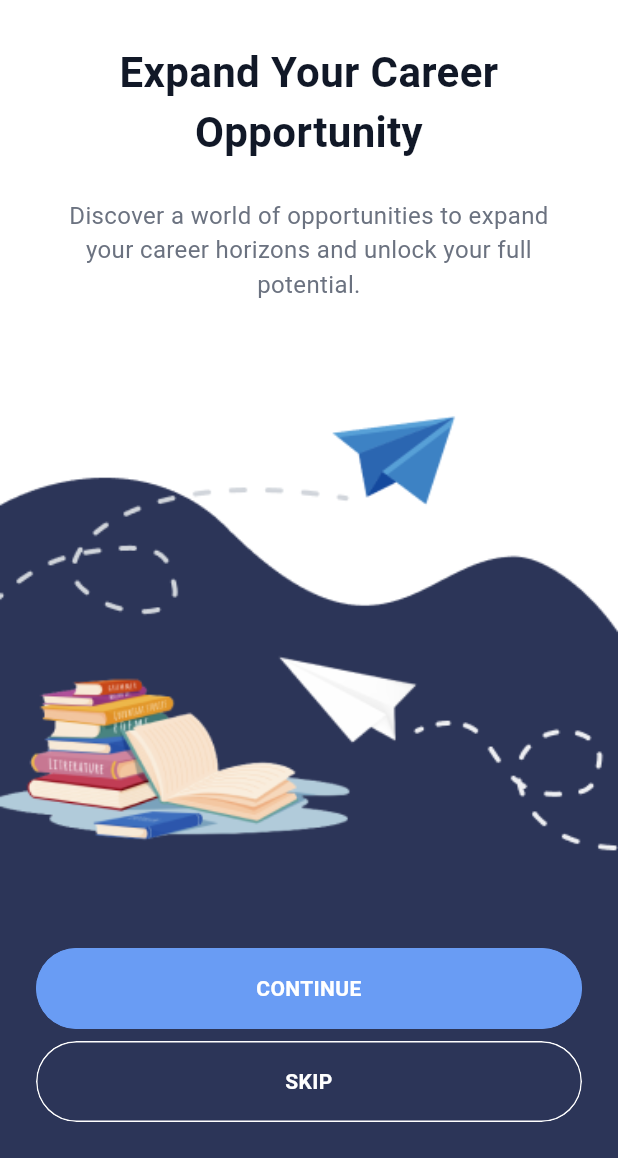
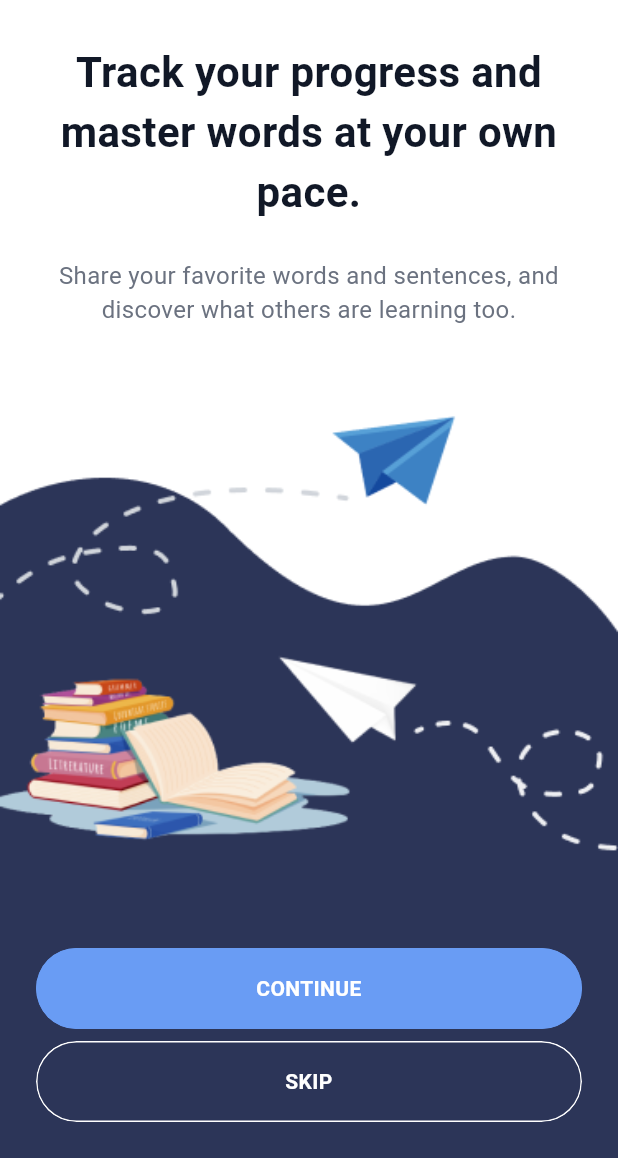
Before and after one commit to DargaHasanBasri/word_prime, a Flutter app: the screen it shows after launch, after a tap on "CONTINUE", on a phone screen of 412 x 824 dp, the part 78-1236 px from its top. Run offline on Flutter 3.47's test engine with Material 3 defaults, Android fonts, the phone set to English and light mode, and no system bars; our stand-ins replace cached_network_image, dotted_border, easy_localization, get_it; network calls fail.

Commit message:
Fix UI some bugs

```diff
--- a/assets/langs/en-US.json
+++ b/assets/langs/en-US.json
@@ -25,7 +25,7 @@
   "score": "Score",
   "word": "Word",
   "splashPage": {
-    "title": "Unlock your potential with us!"
+    "title": "Unlock a world full of words with us!"
   },
   "loginPage": {
     "welcomeTitle": "Hi! Welcome Back",
@@ -122,5 +122,11 @@
     "myWords": "My Words",
     "saved": "Saved",
     "favorites": "Favorites"
+  },
+  "onboardingPage": {
+    "onboardingFirstTitle": "Discover new words and expand your vocabulary every day!",
+    "onboardingFirstSubTitle": "Learning English has never been this easy and fun.",
+    "onboardingSecondTitle": "Track your progress and master words at your own pace.",
+    "onboardingSecondSubTitle": "Share your favorite words and sentences, and discover what others are learning too."
   }
 }
--- a/lib/ui/pages/onboarding/components/onboarding_first.dart
+++ b/lib/ui/pages/onboarding/components/onboarding_first.dart
@@ -15,7 +15,7 @@ class OnboardingFirst extends StatelessWidget {
             Padding(
               padding: const EdgeInsets.symmetric(horizontal: 40),
               child: Text(
-                'Various Class Choices In One App',
+                LocaleKeys.onboardingPage_onboardingFirstTitle.locale,
                 style: TextStyle(
                   color: AppColors.mirage,
                   fontSize: 28,
@@ -28,7 +28,7 @@ class OnboardingFirst extends StatelessWidget {
               padding: AppPaddings.appPaddingLargeHorizontal +
                   AppPaddings.paddingLargeTop,
               child: Text(
-                'Explore the best courses online with thousands of classes in design, business, marketing, and many more.',
+                LocaleKeys.onboardingPage_onboardingFirstSubTitle.locale,
                 style: TextStyle(
                   color: AppColors.paleSky,
                   fontSize: 16,
@@ -40,7 +40,7 @@ class OnboardingFirst extends StatelessWidget {
           ],
         ),
         AspectRatio(
-          aspectRatio: 8/10,
+          aspectRatio: 8 / 10,
           child: Container(
             decoration: BoxDecoration(
               image: DecorationImage(
--- a/lib/ui/pages/onboarding/components/onboarding_second.dart
+++ b/lib/ui/pages/onboarding/components/onboarding_second.dart
@@ -14,7 +14,7 @@ class OnboardingSecond extends StatelessWidget {
             Padding(
               padding: const EdgeInsets.symmetric(horizontal: 40),
               child: Text(
-                'Expand Your Career Opportunity',
+                LocaleKeys.onboardingPage_onboardingSecondTitle.locale,
                 style: TextStyle(
                   color: AppColors.mirage,
                   fontSize: 28,
@@ -27,7 +27,7 @@ class OnboardingSecond extends StatelessWidget {
               padding: AppPaddings.appPaddingLargeHorizontal +
                   AppPaddings.paddingLargeTop,
               child: Text(
-                'Discover a world of opportunities to expand your career horizons and unlock your full potential.',
+                LocaleKeys.onboardingPage_onboardingSecondSubTitle.locale,
                 style: TextStyle(
                   color: AppColors.paleSky,
                   fontSize: 16,
@@ -39,7 +39,7 @@ class OnboardingSecond extends StatelessWidget {
           ],
         ),
         AspectRatio(
-          aspectRatio: 8/10,
+          aspectRatio: 8 / 10,
           child: Container(
             decoration: BoxDecoration(
               image: DecorationImage(
--- a/lib/ui/pages/onboarding/onboarding_page.dart
+++ b/lib/ui/pages/onboarding/onboarding_page.dart
@@ -90,8 +90,8 @@ class _OnboardingPageState extends BaseStatefulState<OnboardingPage> {
         children: [
           Image.asset(
             AppAssets.appLogoPath,
-            width: 16,
-            height: 24,
+            width: AppSizes.sizedBoxMediumWidth,
+            height: AppSizes.appOverallIconHeight,
           ),
           SizedBox(width: AppSizes.sizedBoxMediumWidth),
           Text(
```
Also changed, not shown: assets/langs/tr-TR.json (+7 -1 lines), lib/ui/pages/leaderboard/leaderboard_page.dart (+8 -5 lines), lib/generated/locale_keys.g.dart.
